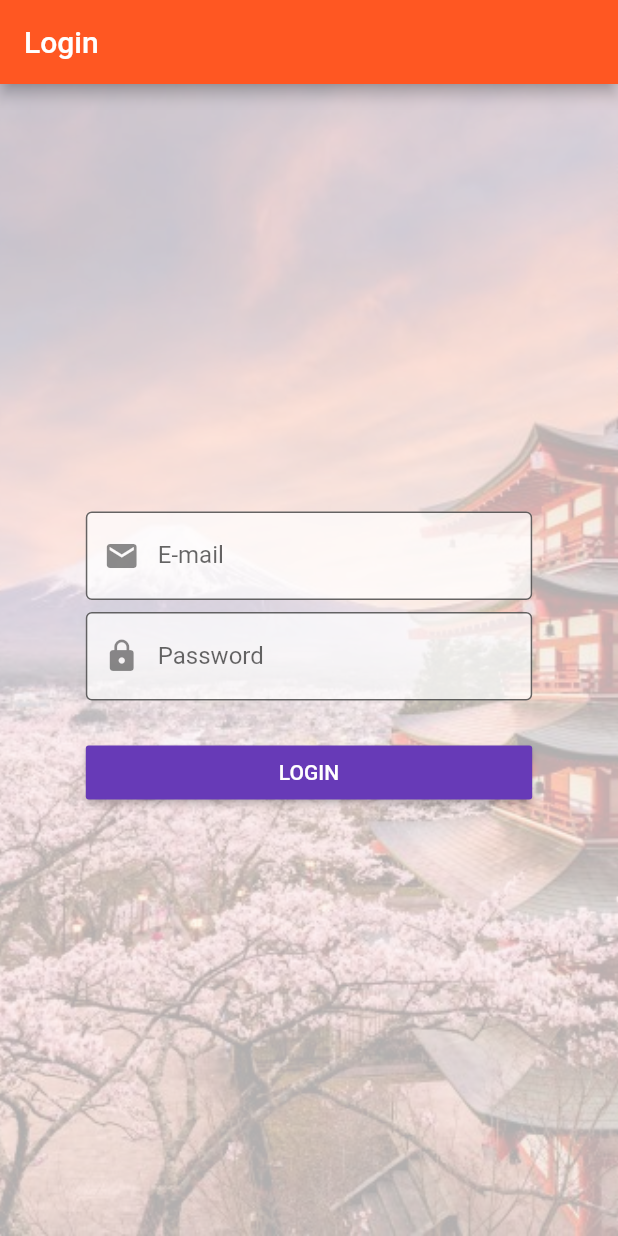
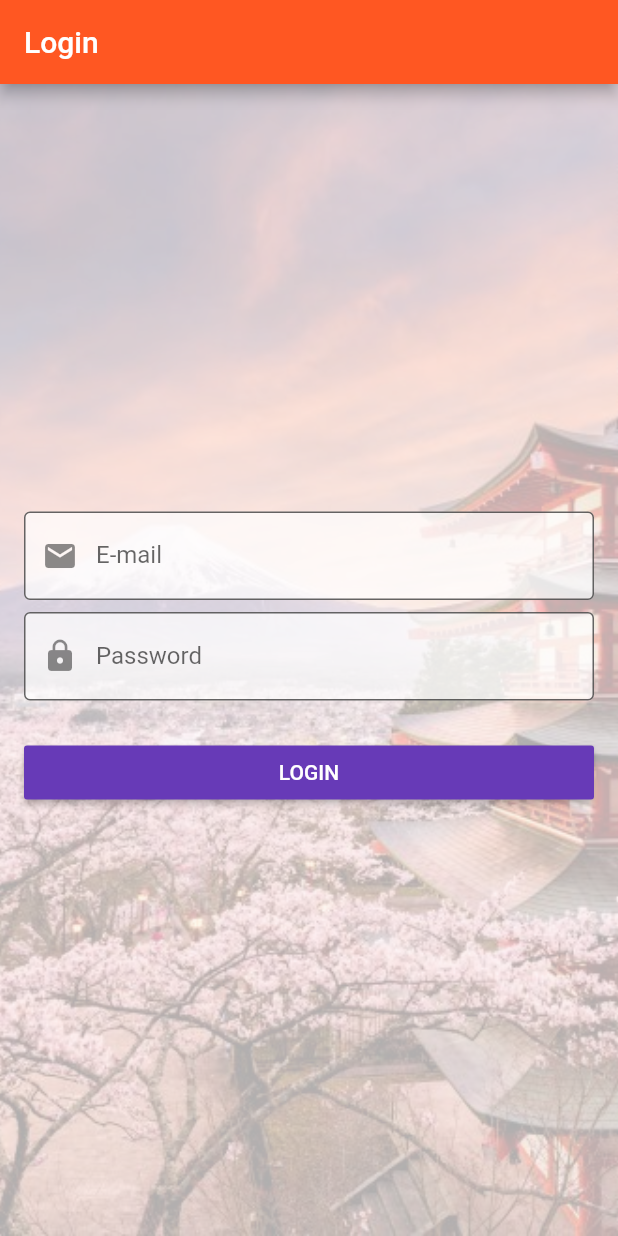
Before and after one commit to PedroSchwarz/Shopper-Flutter, a Flutter app: the screen it shows after launch, on a phone screen of 412 x 824 dp. Run offline on Flutter 3.47's test engine with Material 2 defaults, Android fonts, the phone set to English and light mode, and no system bars.

Commit message:
Button default color added

```diff
--- a/lib/main.dart
+++ b/lib/main.dart
@@ -32,7 +32,9 @@ class _MyAppState extends State<MyApp> {
     return MaterialApp(
         title: 'Shopper App Flutter',
         theme: ThemeData(
-            primarySwatch: Colors.deepOrange, accentColor: Colors.deepPurple),
+            primarySwatch: Colors.deepOrange,
+            accentColor: Colors.deepPurple,
+            buttonColor: Colors.deepPurple),
         debugShowCheckedModeBanner: false,
 //      home: AuthPage(),
         routes: {
@@ -52,7 +54,10 @@ class _MyAppState extends State<MyApp> {
             final int index = int.parse(pathElements[2]);
             return MaterialPageRoute<bool>(
                 builder: (BuildContext context) => ProductPage(
-                    _products[index]['title'], _products[index]['image'], _products[index]['description'], _products[index]['price']));
+                    _products[index]['title'],
+                    _products[index]['image'],
+                    _products[index]['description'],
+                    _products[index]['price']));
           }
           return null;
         },
--- a/lib/pages/auth.dart
+++ b/lib/pages/auth.dart
@@ -47,16 +47,12 @@ class _AuthPageState extends State<AuthPage> {
 
   @override
   Widget build(BuildContext context) {
-    final double deviceWidth = MediaQuery.of(context).size.width;
-    final double targetWidth = deviceWidth > 768.0 ? 500.0 : deviceWidth * 0.8;
     return Scaffold(
         appBar: AppBar(title: Text('Login')),
         body: Container(
           decoration: BoxDecoration(image: _buildBackgroundImage()),
           child: Center(
             child: SingleChildScrollView(
-              child: Container(
-                width: targetWidth,
               child: Column(children: <Widget>[
                 _buildEmailTextField(),
                 _buildPassTextField(),
@@ -66,11 +62,8 @@ class _AuthPageState extends State<AuthPage> {
                         title: RaisedButton(
                             onPressed: _submitForm,
                             child: Text('LOGIN'),
-                        textColor: Colors.white,
-                        color: Theme.of(context).accentColor,
-                      )))
+                            textColor: Colors.white)))
               ]),
-              ),
             ),
           ),
         ));
--- a/lib/pages/product_create.dart
+++ b/lib/pages/product_create.dart
@@ -78,8 +78,7 @@ class _ProductCreatePageState extends State<ProductCreatePage> {
                 title: RaisedButton(
                     onPressed: _submitForm,
                     child: Text('SAVE'),
-                    textColor: Colors.white,
-                    color: Theme.of(context).accentColor)),
+                    textColor: Colors.white)),
           )
         ],
       ),
```
Lines whose indentation alone changed are shown as unchanged.
